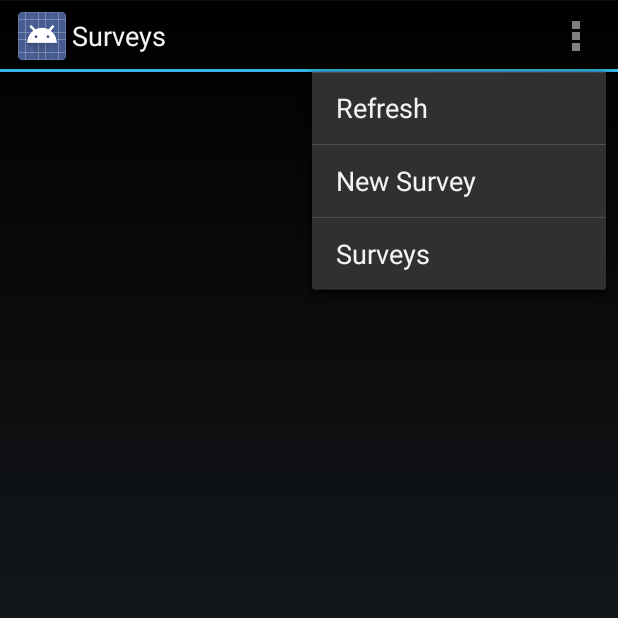
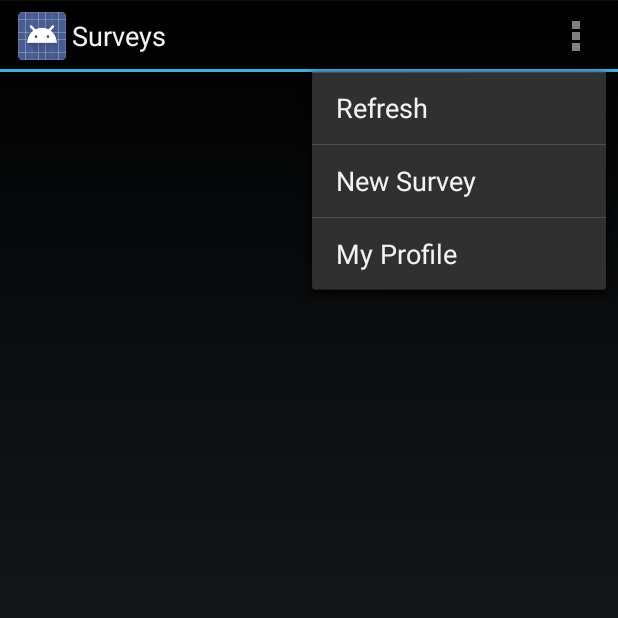
Before and after one commit to e-cooper/RatherApp, an Android app: the SurveyListActivity screen opened directly, with no data from a screen before it, with the options menu open, on a phone screen of 412 x 824 dp, the top half of it. Run offline under Robolectric (Android 15) with nearby library versions, the phone set to English and light mode, and no system bars; 1 statement that could not run was skipped.

```diff
--- a/app/src/main/res/menu/activity_survey_list.xml
+++ b/app/src/main/res/menu/activity_survey_list.xml
@@ -3,10 +3,10 @@
     xmlns:app="http://schemas.android.com/apk/res-auto">
 
     <item
-        android:id="@+id/menu_title"
+        android:id="@+id/action_profile"
         android:orderInCategory="100"
-        app:showAsAction="never"
-        android:title="@string/menu_title"/>
+        app:showAsAction="ifRoom"
+        android:title="@string/action_profile"/>
     <item
         android:id="@+id/action_refresh"
         app:showAsAction="ifRoom"
--- a/app/src/main/res/values/strings.xml
+++ b/app/src/main/res/values/strings.xml
@@ -19,6 +19,7 @@
     <string name="menu_title">Surveys</string>
     <string name="action_refresh">Refresh</string>
     <string name="action_new">New Survey</string>
+    <string name="action_profile">My Profile</string>
 
     <string name="action_settings">Settings</string>
 
```
Also changed, not shown: app/src/main/java/cs4912/g4907/rather/View/SurveyListActivity.java (+17 -1 lines).
